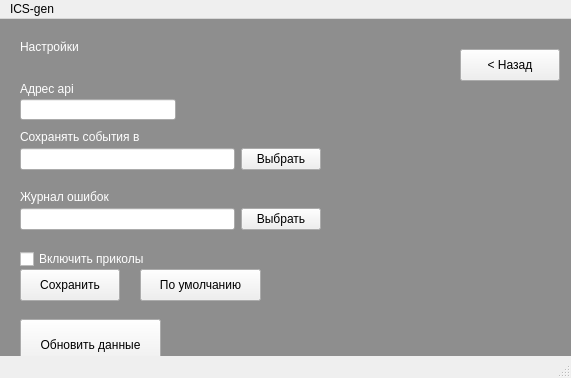
Old version of the form src/MainWindow/mainwindow.ui in the repository hundredpercentdynamite/generator.
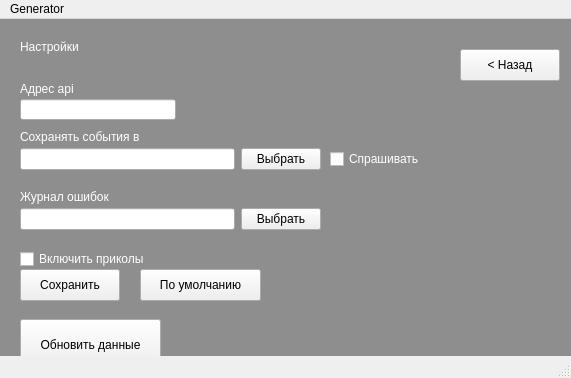
New version of the form. The open tabs and pages were chosen to show the change.

Patch:
```diff
--- a/src/MainWindow/mainwindow.ui
+++ b/src/MainWindow/mainwindow.ui
@@ -11,7 +11,7 @@
    </rect>
   </property>
   <property name="windowTitle">
-   <string>ICS-generator</string>
+   <string>Generator</string>
   </property>
   <property name="autoFillBackground">
    <bool>false</bool>
@@ -33,7 +33,7 @@
      <string notr="true"/>
     </property>
     <property name="currentIndex">
-     <number>0</number>
+     <number>1</number>
     </property>
     <widget class="QWidget" name="main">
      <widget class="QPushButton" name="goToSettings">
@@ -407,6 +407,22 @@
        <string>По умолчанию</string>
       </property>
      </widget>
+     <widget class="QCheckBox" name="askDirForSave">
+      <property name="geometry">
+       <rect>
+        <x>330</x>
+        <y>130</y>
+        <width>101</width>
+        <height>20</height>
+       </rect>
+      </property>
+      <property name="styleSheet">
+       <string notr="true">color: white;</string>
+      </property>
+      <property name="text">
+       <string>Спрашивать</string>
+      </property>
+     </widget>
      <zorder>settingsBg</zorder>
      <zorder>goBackButton</zorder>
      <zorder>label_4</zorder>
@@ -420,6 +436,7 @@
      <zorder>saveSettings</zorder>
      <zorder>jokesCheckbox</zorder>
      <zorder>defaultButton</zorder>
+     <zorder>askDirForSave</zorder>
     </widget>
    </widget>
   </widget>
@@ -432,14 +449,19 @@
      <height>24</height>
     </rect>
    </property>
-   <widget class="QMenu" name="menuICS_gen">
+   <widget class="QMenu" name="menuGenerator">
     <property name="title">
-     <string>ICS-gen</string>
+     <string>Generator</string>
     </property>
    </widget>
-   <addaction name="menuICS_gen"/>
+   <addaction name="menuGenerator"/>
   </widget>
   <widget class="QStatusBar" name="statusbar"/>
+  <action name="actionGenerator">
+   <property name="text">
+    <string>Generator</string>
+   </property>
+  </action>
  </widget>
  <resources/>
  <connections/>
```
